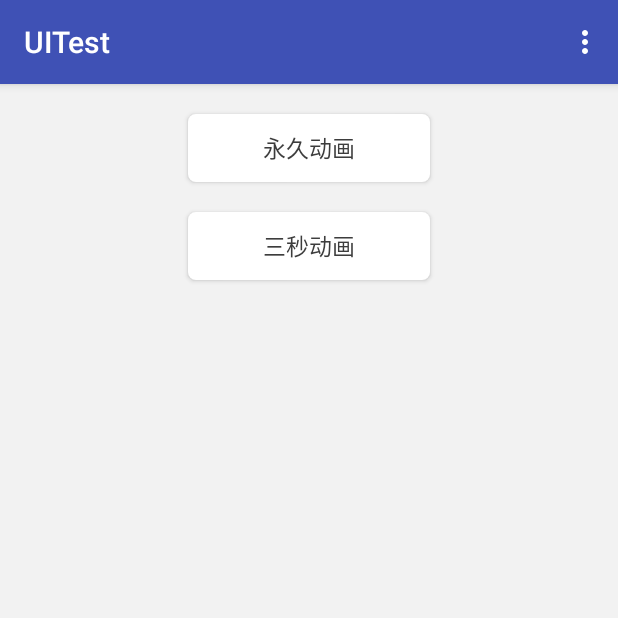
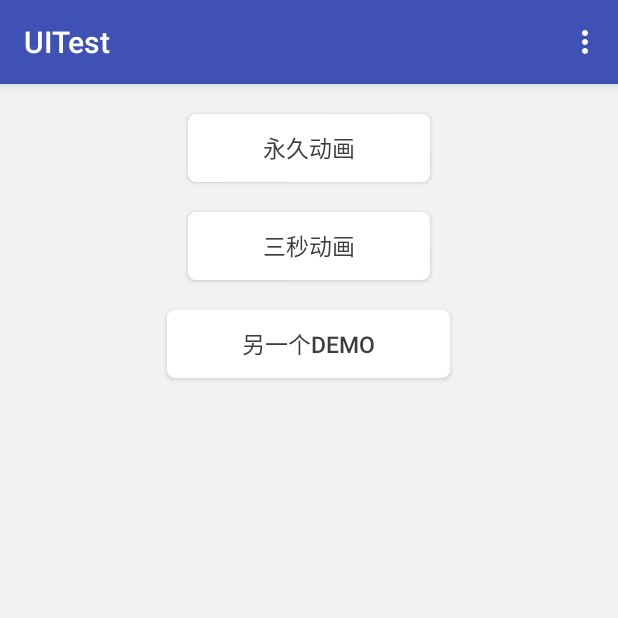
Before and after one commit to abc222/UITest, an Android app: the DropCoinActivity screen opened directly, with no data from a screen before it, on a phone screen of 412 x 824 dp, the top half of it. Run offline under Robolectric (Android 15) with nearby library versions, the phone set to English and light mode, and no system bars.

Commit message:
合并掉落动画demo

```diff
--- a/app/src/main/java/com/uitest/dropanimation/coindemo/DropCoinActivity.java
+++ b/app/src/main/java/com/uitest/dropanimation/coindemo/DropCoinActivity.java
@@ -1,5 +1,6 @@
 package com.uitest.dropanimation.coindemo;
 
+import android.content.Intent;
 import android.graphics.Color;
 import android.graphics.drawable.ColorDrawable;
 import android.media.MediaPlayer;
@@ -16,12 +17,13 @@ import android.widget.PopupWindow;
 import android.widget.TextView;
 
 import com.uitest.R;
+import com.uitest.dropanimation.snowdemo.SnowActivity;
 
 public class DropCoinActivity extends AppCompatActivity {
 
     // 金币掉落动画的主体动画
     private CoinView coinView;
-    private Button btnAll, btnthree;
+    private Button btnAll, btnthree, snowDemo;
 
     @Override
     protected void onCreate(Bundle savedInstanceState) {
@@ -31,6 +33,7 @@ public class DropCoinActivity extends AppCompatActivity {
         coinView = new CoinView(this);
         btnAll = (Button) findViewById(R.id.btn_all_time);
         btnthree = (Button) findViewById(R.id.btn_amin);
+        snowDemo = (Button) findViewById(R.id.btn_snow);
         btnAll.setOnClickListener(new View.OnClickListener() {
             @Override
             public void onClick(View v) {
@@ -41,6 +44,13 @@ public class DropCoinActivity extends AppCompatActivity {
             @Override
             public void onClick(View v) {
                 showPopWindows(btnAll, "20", false);
+            }
+        });
+        snowDemo.setOnClickListener(new View.OnClickListener() {
+            @Override
+            public void onClick(View v) {
+                Intent intent = new Intent(DropCoinActivity.this, SnowActivity.class);
+                startActivity(intent);
             }
         });
     }
--- a/app/src/main/res/layout/activity_drop_coin.xml
+++ b/app/src/main/res/layout/activity_drop_coin.xml
@@ -31,4 +31,17 @@
         android:textColor="#ff3d3d3d"
         android:textSize="15sp" />
 
+    <Button
+        android:id="@+id/btn_snow"
+        android:layout_width="wrap_content"
+        android:layout_height="45dp"
+        android:layout_gravity="center_horizontal|bottom"
+        android:layout_marginTop="20dp"
+        android:background="@drawable/drop_shape_white_no_stroke"
+        android:paddingLeft="50dp"
+        android:paddingRight="50dp"
+        android:text="另一个demo"
+        android:textColor="#ff3d3d3d"
+        android:textSize="15sp" />
+
 </LinearLayout>
```
